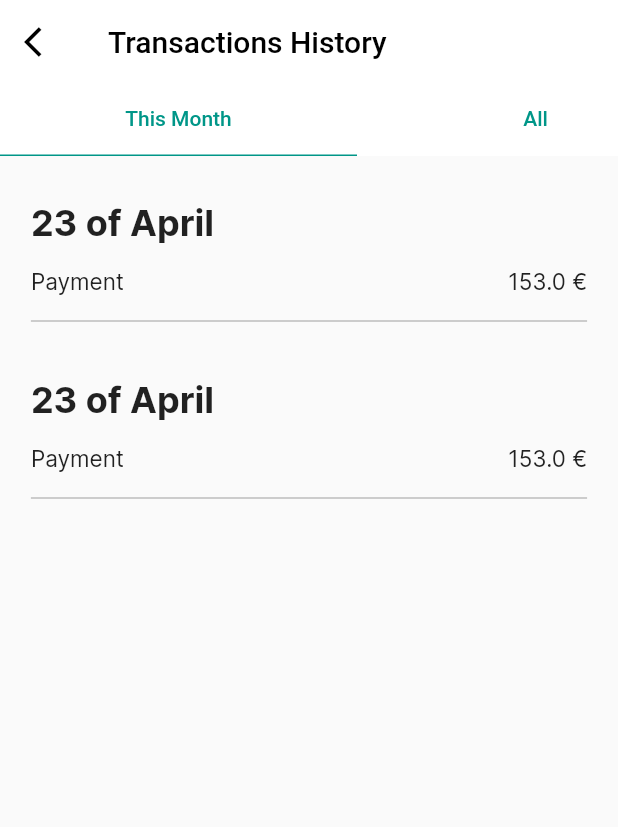
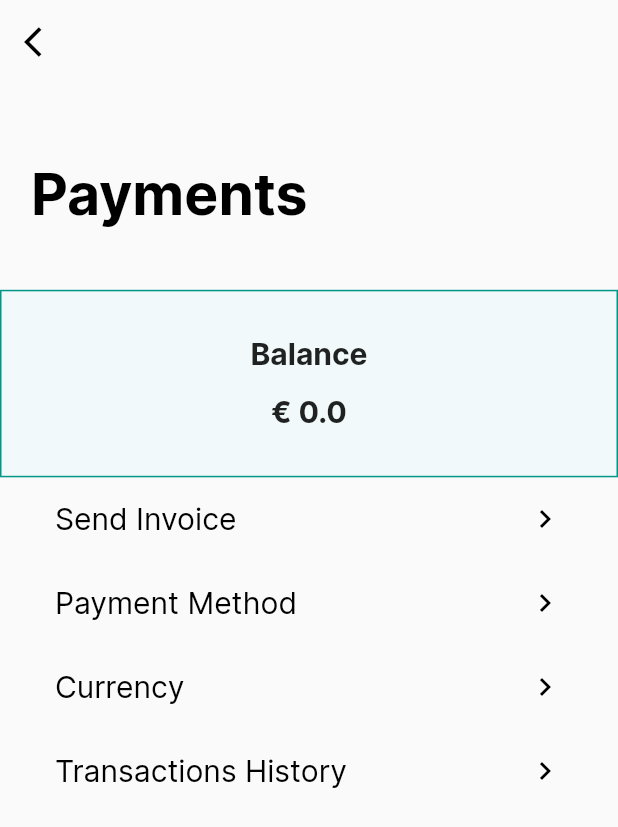
Before and after one commit to Gratski/vf_mobile_professors, a Flutter app: the screen it shows after launch, after a tap on "Payments", on a phone screen of 412 x 824 dp. Shown: the top 827 px of the screen. Run offline on Flutter 3.47's test engine with Material 2 defaults, Android fonts, the phone set to English and light mode, and no system bars; our stand-ins replace flutter_mobx, mobx; generated files the repository leaves out were written again; network calls fail.

Commit message:
Added settings payments

```diff
--- a/lib/globals/global_vars.dart
+++ b/lib/globals/global_vars.dart
@@ -1,9 +1,11 @@
 import 'package:professors/store/dashboard/dashboard_state.dart';
 import 'package:professors/store/navigation/nav_state.dart';
 import 'package:professors/store/notifications/settings_notifications_state.dart';
+import 'package:professors/store/payments/settings_payments_state.dart';
 import 'package:professors/store/transactions/transactions_history_state.dart';
 
 final navStore = NavState(); // Instantiate the store
 final dashboardStore = DashboardState(); // Dashboard State
 final transactionsHistoryStore = TransactionsHistoryState(); // settings transactions
 final notificationsStore = SettingsNotificationsState(); // settings notifications
+final paymentsStore = SettingsPaymentsState(); // settings payments
--- /dev/null
+++ b/lib/localization/constants/settings/payments/payments_constants.dart
@@ -0,0 +1,10 @@
+class PaymentsConstants {
+
+  String get topHeader => "SETTINGS_PAYMENTS_TOP_HEADER";
+  String get balanceLabel => "SETTINGS_PAYMENTS_BALANCE_LABEL";
+  String get sendInvoiceLabel => "SETTINGS_PAYMENTS_SEND_INVOICE_LABEL";
+  String get paymentMethodLabel => "SETTINGS_PAYMENTS_PAYMENT_METHOD_LABEL";
+  String get currencyLabel => "SETTINGS_PAYMENTS_CURRENCY_LABEL";
+  String get transactionsHistoryLabel => "SETTING_PAYMENTS_TRANSACTIONS_HISTORY_LABEL";
+
+}
--- a/lib/main.dart
+++ b/lib/main.dart
@@ -3,7 +3,7 @@ import 'package:flutter_localizations/flutter_localizations.dart';
 import 'package:professors/screens/dashboard.dart';
 import 'package:professors/screens/settings/settings.dart';
 import 'package:professors/screens/settings/settings_personal_details.dart';
-import 'package:professors/screens/settings/settings_transactions_history.dart';
+import 'package:professors/screens/settings/payments/settings_transactions_history.dart';
 import 'localization/app_localizations.dart';
 
 void main() {
--- /dev/null
+++ b/lib/screens/settings/payments/payments.dart
@@ -0,0 +1,101 @@
+import 'package:flutter/cupertino.dart';
+import 'package:flutter/material.dart';
+import 'package:flutter_mobx/flutter_mobx.dart';
+import 'package:professors/localization/app_localizations.dart';
+import 'package:professors/localization/constants/settings/payments/payments_constants.dart';
+import 'package:professors/localization/constants/settings/settings_notifications_constants.dart';
+import 'package:professors/screens/settings/payments/settings_transactions_history.dart';
+import 'package:professors/styles/padding.dart';
+import 'package:professors/widgets/lists/regular_list_tile.dart';
+import 'package:professors/widgets/structural/appbar_builder.dart';
+import 'package:professors/widgets/structural/title_widget.dart';
+import 'package:professors/widgets/text/text.builder.dart';
+import 'package:professors/globals/global_vars.dart';
+
+class PaymentsScreen extends StatelessWidget {
+  PaymentsConstants screenConstants = PaymentsConstants();
+
+  @override
+  Widget build(BuildContext context) {
+    return Scaffold(
+      appBar: AppBarBuilder.appBarWithTitle(context, null),
+      body: CustomScrollView(
+        slivers: <Widget>[
+          TopTitleWidget(
+            AppLocalizations.of(context).translate(screenConstants.topHeader),
+          ),
+          SliverToBoxAdapter(
+            child: LayoutBuilder(
+            builder: (BuildContext context, BoxConstraints constraints) {
+              return Container(
+                width: MediaQuery.of(context).size.width / 2,
+                padding: EdgeInsets.all(30),
+                decoration: BoxDecoration(
+                  color: Color.fromRGBO(241, 249, 250, 1),
+                  border: Border.all(
+                      color: Colors.teal
+                  ),
+                ),
+                child: Column(
+                  children: <Widget>[
+
+                    TextsBuilder.h4Bold(
+                        AppLocalizations.of(context).translate(screenConstants.balanceLabel)
+                    ),
+
+                    Observer(
+                      builder: (_) {
+                        return Container(
+                          margin: EdgeInsets.only(top: 15.0),
+                          child: TextsBuilder.h4Bold(
+                              "€ ${paymentsStore.balance}"
+                          ),
+                        );
+                      }
+                    ),
+
+                  ],
+                ),
+              );
+            })
+          ),
+          SliverToBoxAdapter(
+            child: Container(
+              padding: PaddingsBuilder.regularPadding(context),
+              child: ListView(
+                shrinkWrap: true,
+                children: <Widget>[
+                  /// SEND INVOICE
+                  RegularListTile(
+                      label: AppLocalizations.of(context).translate(screenConstants.sendInvoiceLabel),
+                      hint: null,
+                          callback: () {}),
+                  /// PAYMENT METHOD
+                  RegularListTile(
+                      label: AppLocalizations.of(context).translate(screenConstants.paymentMethodLabel),
+                      hint: null,
+                      callback: () {}),
+                  /// CURRENCY
+                  RegularListTile(
+                      label: AppLocalizations.of(context).translate(screenConstants.currencyLabel),
+                      hint: null,
+                      callback: () {}),
+                  /// TRANSACTIONS HISTORY
+                  RegularListTile(
+                      label: AppLocalizations.of(context).translate(screenConstants.transactionsHistoryLabel),
+                      hint: null,
+                      callback: () {
+                        Navigator.push(
+                          context,
+                          MaterialPageRoute(builder: (context) => SettingsTransactionsHistoryScreen()),
+                        );
+                      }),
+                ],
+              ),
+            ),
+          )
+        ],
+      ),
+    );
+  }
+}
--- a/lib/screens/settings/settings_transactions_history.dart
+++ b/lib/screens/settings/payments/settings_transactions_history.dart
@@ -3,7 +3,7 @@ import 'package:flutter_mobx/flutter_mobx.dart';
 import 'package:professors/globals/global_vars.dart';
 import 'package:professors/localization/app_localizations.dart';
 import 'package:professors/localization/constants/general_constants.dart';
-import 'package:professors/localization/constants/settings_transactions_history_constants.dart';
+import 'package:professors/localization/constants/settings/payments/settings_transactions_history_constants.dart';
 import 'package:professors/models/transactions/transaction_type.dart';
 import 'package:professors/models/transactions/transactions_list_item.dart';
 import 'package:professors/styles/padding.dart';
--- a/lib/screens/settings/settings.dart
+++ b/lib/screens/settings/settings.dart
@@ -1,13 +1,14 @@
 import 'package:flutter/material.dart';
 import 'package:professors/localization/app_localizations.dart';
+import 'package:professors/screens/settings/payments/payments.dart';
 import 'package:professors/screens/settings/settings_notifications.dart';
 import 'package:professors/screens/settings/settings_personal_details.dart';
-import 'package:professors/screens/settings/settings_transactions_history.dart';
+import 'package:professors/screens/settings/payments/settings_transactions_history.dart';
 import 'package:professors/styles/padding.dart';
 import 'package:professors/widgets/buttons/buttons_builder.dart';
 import 'package:professors/widgets/icons/icons_builder.dart';
 import 'package:professors/widgets/text/text.builder.dart';
-import 'package:professors/localization/constants/settings_constants.dart'
+import 'package:professors/localization/constants/settings/settings_constants.dart'
     as TRANSLATIONS;
 
 class SettingsScreen extends StatelessWidget {
@@ -105,12 +106,12 @@ class SettingsScreen extends StatelessWidget {
                               TRANSLATIONS.SettingsConstants.PRIVACY_DEFINITIONS), null)
                   ),
 
-                  /// PRIVACY DEFINITIONS
+                  /// PAYMENTS
                   ListTile(
                       onTap: () {
                         Navigator.push(
                           context,
-                          MaterialPageRoute(builder: (context) => SettingsTransactionsHistoryScreen()),
+                          MaterialPageRoute(builder: (context) => PaymentsScreen()),
                         );
                       },
                       trailing: Icon(Icons.keyboard_arrow_right, color: Colors.black,),
@@ -128,7 +129,7 @@ class SettingsScreen extends StatelessWidget {
                           TRANSLATIONS.SettingsConstants.CONTACT_US_HINT))
                   ),
 
-                  /// CONTACT US
+                  /// HOW IT WORKS
                   ListTile(
                       trailing: Icon(Icons.keyboard_arrow_right, color: Colors.black,),
                       title: createListItemText(
@@ -137,7 +138,7 @@ class SettingsScreen extends StatelessWidget {
                           TRANSLATIONS.SettingsConstants.HOW_IT_WORKS_HINT))
                   ),
 
-                  /// CONTACT US
+                  /// TERMS
                   ListTile(
                       trailing: Icon(Icons.keyboard_arrow_right, color: Colors.black,),
                       title: createListItemText(
--- a/lib/screens/settings/settings_notifications.dart
+++ b/lib/screens/settings/settings_notifications.dart
@@ -2,7 +2,7 @@ import 'package:flutter/cupertino.dart';
 import 'package:flutter/material.dart';
 import 'package:flutter_mobx/flutter_mobx.dart';
 import 'package:professors/localization/app_localizations.dart';
-import 'package:professors/localization/constants/settings_notifications_constants.dart';
+import 'package:professors/localization/constants/settings/settings_notifications_constants.dart';
 import 'package:professors/styles/padding.dart';
 import 'package:professors/widgets/structural/appbar_builder.dart';
 import 'package:professors/widgets/structural/title_widget.dart';
--- a/lib/screens/settings/settings_personal_details.dart
+++ b/lib/screens/settings/settings_personal_details.dart
@@ -1,7 +1,7 @@
 import 'package:flutter/material.dart';
 import 'package:professors/localization/app_localizations.dart';
 import 'package:professors/localization/constants/general_constants.dart';
-import 'package:professors/localization/constants/settings_personal_details.dart';
+import 'package:professors/localization/constants/settings/settings_personal_details.dart';
 import 'package:professors/styles/padding.dart';
 import 'package:professors/widgets/structural/appbar_builder.dart';
 import 'package:professors/widgets/structural/title_widget.dart';
--- /dev/null
+++ b/lib/store/payments/settings_payments_state.dart
@@ -0,0 +1,22 @@
+import 'package:mobx/mobx.dart';
+
+part 'settings_payments_state.g.dart';
+
+// to watch updates : flutter packages pub run build_runner watch
+// This is the class used by rest of your codebase
+class SettingsPaymentsState extends _SettingsPaymentsState with _$SettingsPaymentsState {
+  SettingsPaymentsState();
+}
+
+// The store-class
+abstract class _SettingsPaymentsState with Store {
+
+  @observable
+  double balance = 0.0;
+
+  @action
+  setBalance(double newValue){
+    balance = newValue;
+  }
+
+}
--- /dev/null
+++ b/lib/widgets/lists/regular_list_tile.dart
@@ -0,0 +1,36 @@
+import 'package:flutter/material.dart';
+import 'package:professors/widgets/text/text.builder.dart';
+
+class RegularListTile extends StatelessWidget {
+
+  String label;
+  String hint;
+  VoidCallback callback;
+
+  RegularListTile({this.label, this.hint, this.callback});
+
+  @override
+  Widget build(BuildContext context) {
+    return _createListTile(label, hint, callback);
+  }
+
+  ListTile _createListTile(String label, String hint, VoidCallback routeCallback) {
+    return ListTile(
+        onTap: routeCallback,
+        trailing: Icon(
+          Icons.keyboard_arrow_right,
+          color: Colors.black,
+        ),
+        title: _createListItemText( label, hint));
+  }
+
+  Widget _createListItemText(String text, String hint) {
+    return RichText(
+      text:
+      TextSpan(style: TextStyle(color: Colors.black), children: <TextSpan>[
+        if (hint != null) TextsBuilder.hintSpan(hint.toUpperCase() + "\n"),
+        TextsBuilder.listItemSpan(text)
+      ]),
+    );
+  }
+}
--- a/lib/widgets/text/text.builder.dart
+++ b/lib/widgets/text/text.builder.dart
@@ -11,7 +11,7 @@ class TextsBuilder {
   static double _FONT_SIZE_H1 = 38.0;
   static double _FONT_SIZE_H2 = 30.0;
   static double _FONT_SIZE_H3 = 24.0;
-  static double _FONT_SIZE_H4 = 18.0;
+  static double _FONT_SIZE_H4 = 20.0;
   static double _FONT_SIZE_H5 = 13.0;
   static double _FONT_SIZE_REGULAR = 15.0;
   static double _FONT_SMALL = 11.0;
```
Also changed, not shown: lang/en.json (+7 -1 lines), lib/localization/constants/settings/payments/settings_transactions_history_constants.dart (renamed from lib/localization/constants/settings_transactions_history_constants.dart), lib/localization/constants/settings/settings_constants.dart (renamed from lib/localization/constants/settings_constants.dart), lib/localization/constants/settings/settings_notifications_constants.dart (renamed from lib/localization/constants/settings_notifications_constants.dart), lib/localization/constants/settings/settings_personal_details.dart (renamed from lib/localization/constants/settings_personal_details.dart), lib/store/payments/settings_payments_state.g.dart (added).
